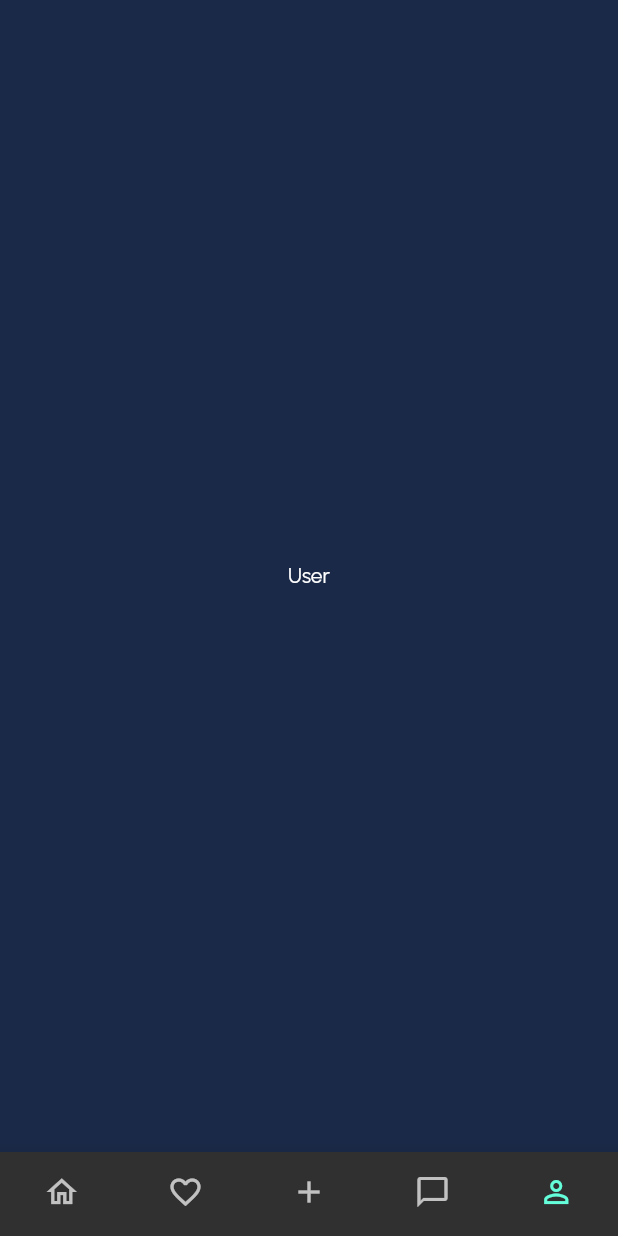
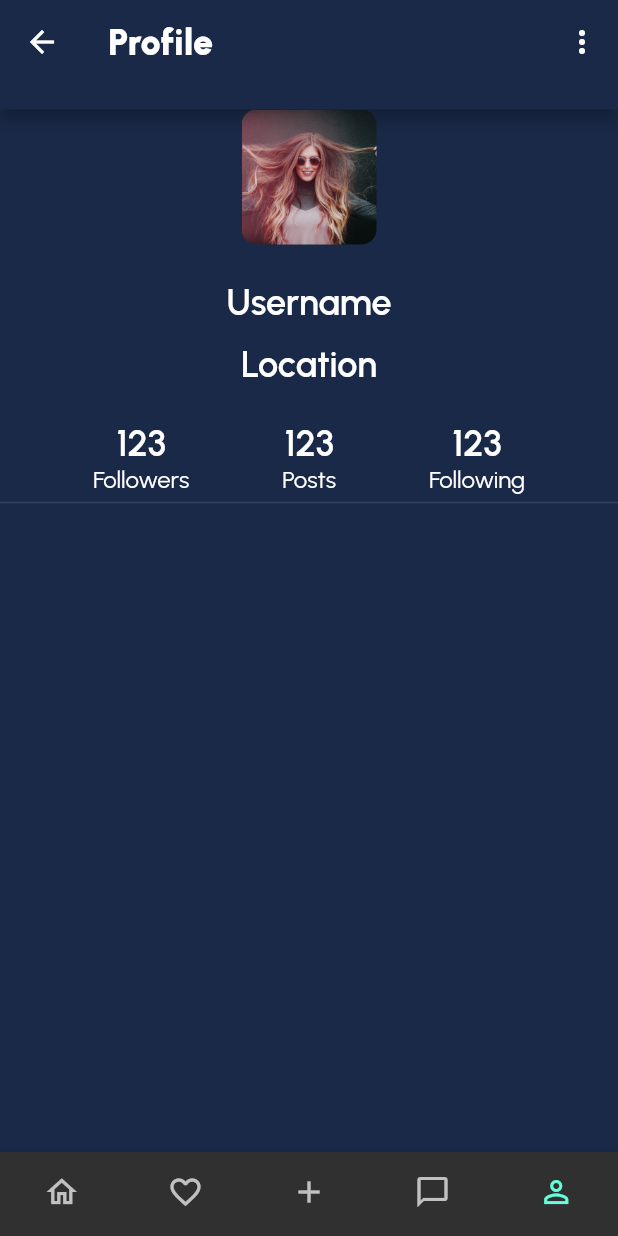
Before and after one commit to raininman/gisscope, a Flutter app: the MainPage screen opened by its route, item 5 of the bottom bar chosen, on a phone screen of 412 x 824 dp. Run offline on Flutter 3.47's test engine with Material 2 defaults, Android fonts, the phone set to English and light mode, and no system bars.

Commit message:
Profile Page

```diff
--- /dev/null
+++ b/lib/components/toolbar.dart
@@ -0,0 +1,21 @@
+import 'package:flutter/material.dart';
+import 'package:gisscope/styles/app_colors.dart';
+import 'package:gisscope/styles/app_text.dart';
+
+class Toolbar extends StatelessWidget implements PreferredSizeWidget{
+  final String title;
+  final List<Widget>? actions;
+  const Toolbar({super.key, required this.title, this.actions});
+
+  @override
+  Widget build(BuildContext context) {
+    return AppBar(
+      title: Text(title, style: AppText.headerBlack,),
+      backgroundColor: AppColors.background,
+      actions: actions,
+    );
+  }
+
+  @override
+  Size get preferredSize => Size.fromHeight(73);
+}
--- a/lib/main.dart
+++ b/lib/main.dart
@@ -2,6 +2,7 @@ import 'package:flutter/material.dart';
 import 'package:gisscope/pages/home_page.dart';
 import 'package:gisscope/pages/login_page.dart';
 import 'package:gisscope/pages/main_page.dart';
+import 'package:gisscope/pages/profile_page.dart';
 import 'package:gisscope/styles/app_colors.dart';
 
 void main() {
@@ -25,6 +26,7 @@ class MyApp extends StatelessWidget {
       routes: {
         '/': (context) => LoginPage(),
         '/home': (context) => HomePage(),
+        '/profile': (context) => ProfilePage(),
         '/main': (context) => MainPage(),
       },
     );
--- a/lib/pages/home_page.dart
+++ b/lib/pages/home_page.dart
@@ -1,5 +1,6 @@
 import 'package:flutter/material.dart';
 import 'package:gisscope/components/post_item.dart';
+import 'package:gisscope/components/toolbar.dart';
 import 'package:gisscope/styles/app_colors.dart';
 
 class HomePage extends StatelessWidget {
@@ -10,10 +11,14 @@ class HomePage extends StatelessWidget {
   Widget build(BuildContext context) {
     mockUsersPost();
     return Scaffold(
-        appBar: AppBar(
-          title: Text("GisScope"),
-          backgroundColor: AppColors.background,
-          actions: [Icon(Icons.location_on_outlined)],
+        appBar: Toolbar(
+          title: "GisScope",
+          actions: [
+            IconButton(
+              icon: Icon(Icons.location_on_outlined),
+              onPressed: () {},
+            ),
+          ],
         ),
         body: ListView.separated(
             itemBuilder: (context, index) {
--- a/lib/pages/main_page.dart
+++ b/lib/pages/main_page.dart
@@ -1,5 +1,6 @@
 import 'package:flutter/material.dart';
 import 'package:gisscope/pages/home_page.dart';
+import 'package:gisscope/pages/profile_page.dart';
 
 class MainPage extends StatefulWidget {
   const MainPage({super.key});
@@ -65,8 +66,6 @@ class _MainPageState extends State<MainPage> {
     Center(
       child: Text("Messages"),
     ),
-    Center(
-      child: Text("User"),
-    ),
+    ProfilePage(),
   ];
 }
--- /dev/null
+++ b/lib/pages/profile_page.dart
@@ -0,0 +1,126 @@
+import 'package:flutter/material.dart';
+import 'package:gisscope/components/toolbar.dart';
+import 'package:gisscope/styles/app_text.dart';
+
+enum ProfileMenu {
+  edit,
+  logout,
+}
+
+class ProfilePage extends StatelessWidget {
+  const ProfilePage({super.key});
+
+  @override
+  Widget build(BuildContext context) {
+    return Scaffold(
+      appBar: Toolbar(
+        title: "Profile",
+        actions: [
+          PopupMenuButton<ProfileMenu>(
+            onSelected: (value) {
+              switch (value) {
+                case ProfileMenu.logout:
+                  print("logout");
+                  break;
+                case ProfileMenu.edit:
+                  print("edit");
+                  break;
+                default:
+                  print("Error");
+              }
+            },
+            itemBuilder: (context) {
+              return [
+                PopupMenuItem(
+                  child: Text("Edit"),
+                  value: ProfileMenu.edit,
+                ),
+                PopupMenuItem(
+                  child: Text("Log out"),
+                  value: ProfileMenu.logout,
+                ),
+              ];
+            },
+          ),
+        ],
+      ),
+      body: Column(
+        children: [
+          ClipRRect(
+            borderRadius: BorderRadius.all(
+              Radius.circular(10),
+            ),
+            child: Image.asset(
+              "assets/temp/user1.jpg",
+              width: 90,
+              height: 90,
+              fit: BoxFit.cover,
+            ),
+          ),
+          SizedBox(
+            height: 24,
+          ),
+          Text(
+            "Username",
+            style: AppText.subtitle1,
+          ),
+          SizedBox(
+            height: 12,
+          ),
+          Text(
+            "Location",
+            style: AppText.subtitle1,
+          ),
+          SizedBox(
+            height: 24,
+          ),
+          Row(
+            mainAxisAlignment: MainAxisAlignment.spaceEvenly,
+            children: [
+              Column(
+                children: [
+                  Text(
+                    "123",
+                    style: AppText.subtitle1,
+                  ),
+                  Text(
+                    "Followers",
+                    style: AppText.body1,
+                  )
+                ],
+              ),
+              Column(
+                children: [
+                  Text(
+                    "123",
+                    style: AppText.subtitle1,
+                  ),
+                  Text(
+                    "Posts",
+                    style: AppText.body1,
+                  )
+                ],
+              ),
+              Column(
+                children: [
+                  Text(
+                    "123",
+                    style: AppText.subtitle1,
+                  ),
+                  Text(
+                    "Following",
+                    style: AppText.body1,
+                  )
+                ],
+              ),
+            ],
+          ),
+          Divider(
+            thickness: 1,
+            height: 12,
+          )
+        ],
+      ),
+    );
+  }
+}
--- a/pubspec.yaml
+++ b/pubspec.yaml
@@ -62,7 +62,6 @@ flutter:
   assets:
     - assets/images/
     - assets/temp/
-    - assets/images/icons
   #   - images/a_dot_ham.jpeg
 
   # An image asset can refer to one or more resolution-specific "variants", see
```
Also changed, not shown: assets/images/icons/ic_add.svg (deleted), assets/images/icons/ic_favorite.svg (deleted), assets/images/icons/ic_home.svg (deleted), assets/images/icons/ic_message.svg (deleted), assets/images/icons/ic_profile.svg (deleted).
